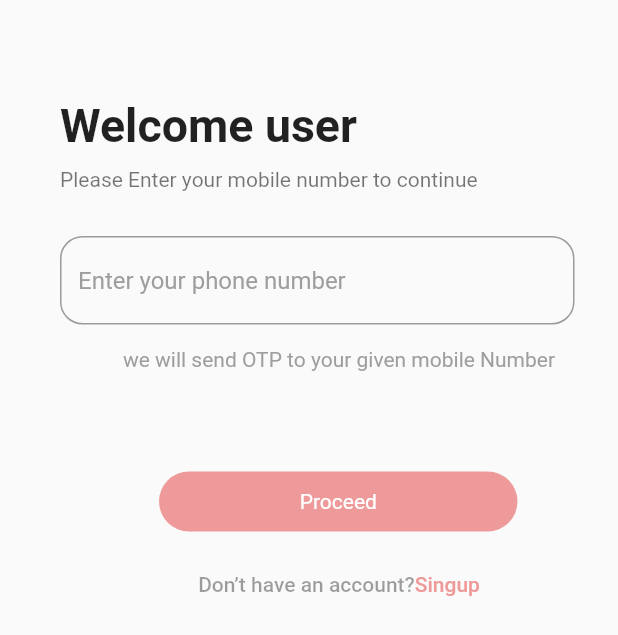
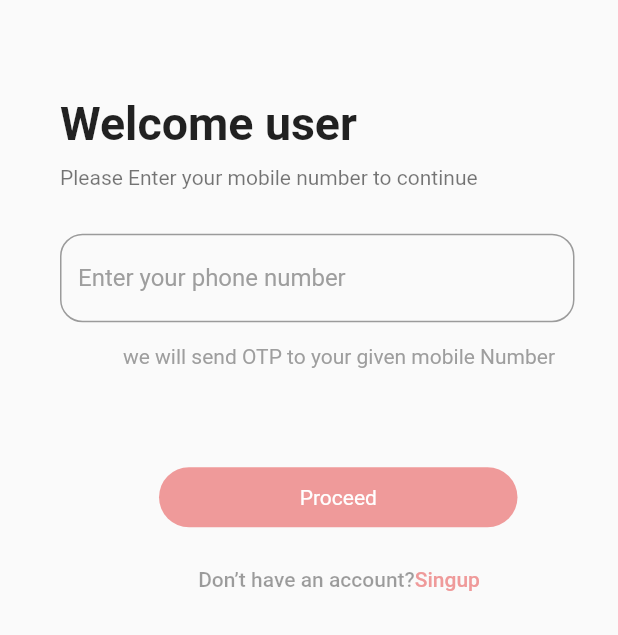
Before and after one commit to KartikMehta8896/fitpot_app_flutter, a Flutter app: the LoginPage screen opened directly, on a phone screen of 412 x 824 dp. Shown: the part 472-1107 px from the top of the screen. Run offline on Flutter 3.47's test engine with Material 2 defaults, Android fonts, the phone set to English and light mode, and no system bars; our stand-ins replace fl_chart, flutter_screenutil, flutter_svg, pinput, syncfusion_flutter_charts, syncfusion_flutter_gauges.

Commit message:
Add ScreenUtilInit

```diff
--- a/lib/login_page.dart
+++ b/lib/login_page.dart
@@ -2,6 +2,7 @@
 
 import 'package:fitpot_app_flutter/verification_code_screen.dart';
 import 'package:flutter/material.dart';
+import 'package:flutter_screenutil/flutter_screenutil.dart';
 
 class LoginPage extends StatelessWidget {
   const LoginPage({Key? key}) : super(key: key);
@@ -17,27 +18,27 @@ class LoginPage extends StatelessWidget {
               SizedBox(height: 86,),
               Icon(Icons.arrow_back_ios_rounded),
               _buildLoginImage(),
-              const SizedBox(
-                height: 67,
+               SizedBox(
+                height: 67.h,
               ),
               _buildWelcomeText(),
               const SizedBox(
                 height: 10,
               ),
               _buildEnterYourNumberTextLine(),
-              SizedBox(height: 30,),
+              SizedBox(height: 30.h,),
               _buildHintInputText(),
-              const SizedBox(
-                height: 15,
+               SizedBox(
+                height: 15.h,
               ),
               _buildSendOtpTextLine(),
-              const SizedBox(
-                height: 67,
+               SizedBox(
+                height: 67.h,
               ),
 
               _buildProcessButton(context),
-              const SizedBox(
-                height: 27,
+               SizedBox(
+                height: 27.h,
               ),
               _buildDoNotHaveAnAccountTextLine(),
 
@@ -67,7 +68,7 @@ class LoginPage extends StatelessWidget {
     );
   }
   Widget _buildEnterYourNumberTextLine(){
-    return Text(
+    return const Text(
       "Please Enter your mobile number to continue",
       style: TextStyle(
         color: Colors.black54,
@@ -130,7 +131,7 @@ class LoginPage extends StatelessWidget {
     return  Center(
         child: Row(mainAxisAlignment: MainAxisAlignment.center,
           children: [
-            Text(
+            const Text(
               "Don’t have an account?",
               style: TextStyle(
                   fontWeight: FontWeight.w500,
--- a/lib/main.dart
+++ b/lib/main.dart
@@ -14,6 +14,7 @@ import 'package:fitpot_app_flutter/subscription_plans_screen.dart';
 import 'package:fitpot_app_flutter/verification_code_screen.dart';
 import 'package:fitpot_app_flutter/wallet_screen.dart';
 import 'package:flutter/material.dart';
+import 'package:flutter_screenutil/flutter_screenutil.dart';
 
 import 'Review_page.dart';
 import 'full_body_workout_page_/full_body_workout_page_a_discription.dart';
@@ -28,7 +29,11 @@ class MyApp extends StatelessWidget {
   // This widget is the root of your application.
   @override
   Widget build(BuildContext context) {
-    return MaterialApp(home:BodyMeasurementPage(),debugShowCheckedModeBanner: false,);
+    return ScreenUtilInit(designSize: Size(375,837),
+      builder: (context,widget) {
+        return MaterialApp(home:LoginPage(),debugShowCheckedModeBanner: false,);
+      }
+    );
     return MaterialApp(home:BodyMeasurementPage(),debugShowCheckedModeBanner: false,);
     return MaterialApp(home:BodyMeasurementPage(),debugShowCheckedModeBanner: false,);
   }
--- a/pubspec.yaml
+++ b/pubspec.yaml
@@ -40,6 +40,7 @@ dependencies:
   syncfusion_flutter_charts: ^21.1.37
   fl_chart: ^0.61.0
   flutter_svg: ^2.0.4
+  flutter_screenutil: ^5.7.0
 
 dev_dependencies:
   flutter_test:
```
Also changed, not shown: pubspec.lock.
